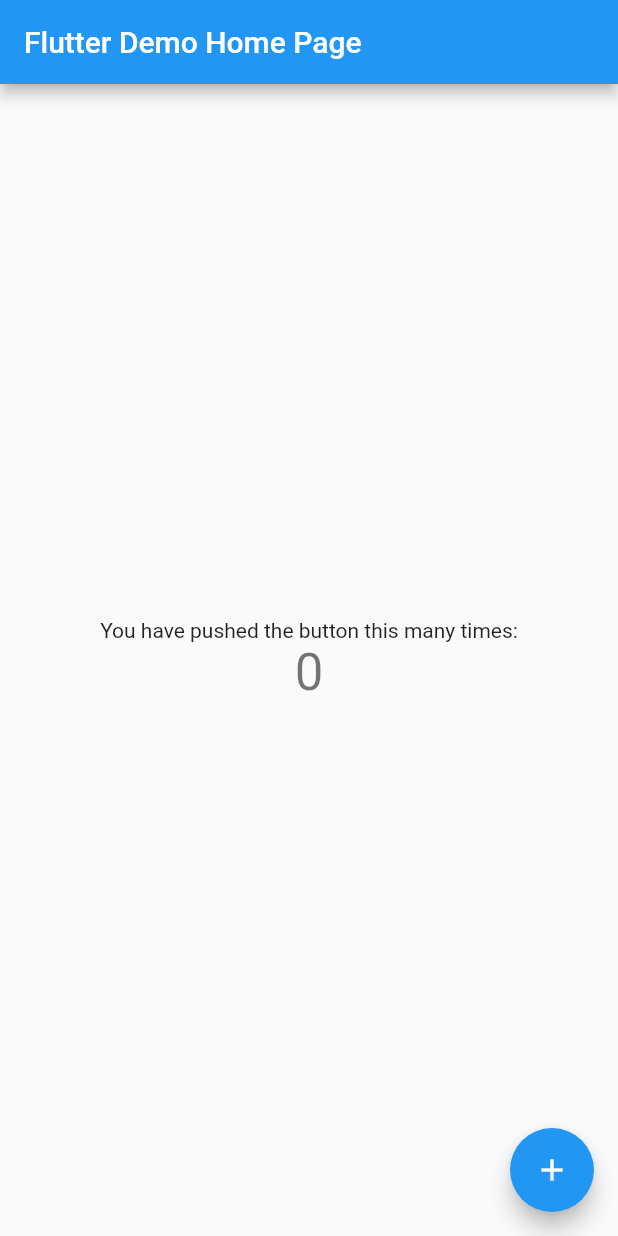
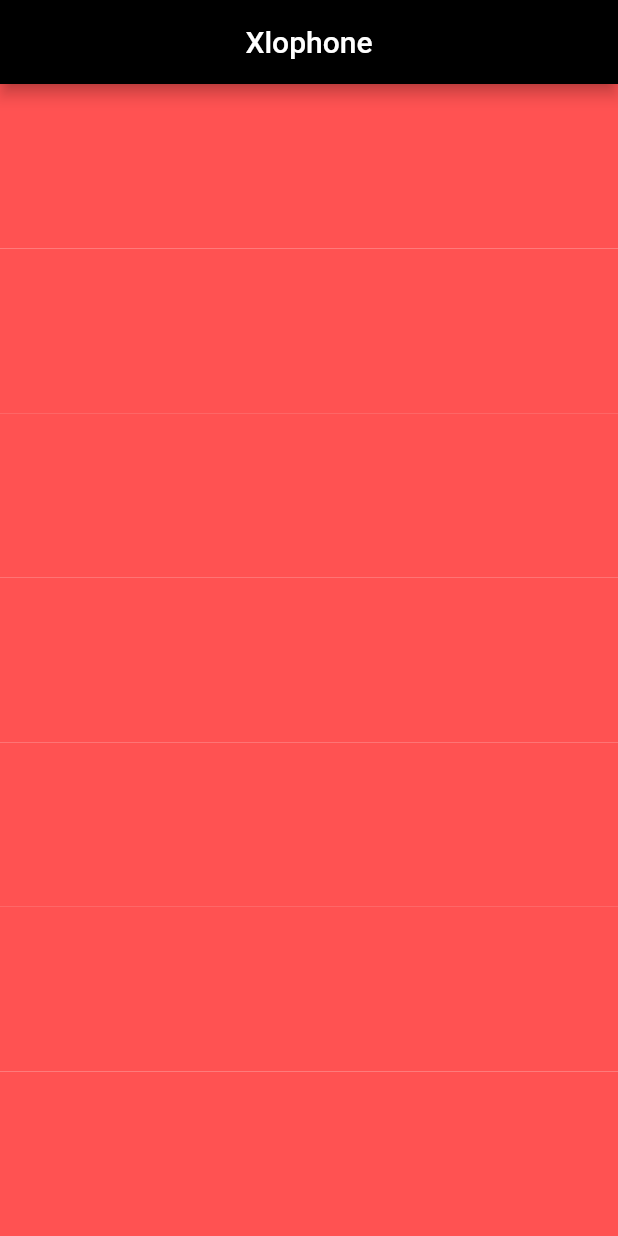
Before and after one commit to celeste1110/flutter_codigo5_xylophone, a Flutter app: the screen it shows after launch, on a phone screen of 412 x 824 dp. Run offline on Flutter 3.47's test engine with Material 2 defaults, Android fonts, the phone set to English and light mode, and no system bars; our stand-ins replace audioplayers.

Commit message:
xylophone2

```diff
--- a/lib/main.dart
+++ b/lib/main.dart
@@ -1,115 +1,60 @@
 import 'package:flutter/material.dart';
+import 'package:audioplayers/audioplayers.dart';
 
 void main() {
-  runApp(const MyApp());
+  runApp(MyApp());
 }
 
 class MyApp extends StatelessWidget {
   const MyApp({Key? key}) : super(key: key);
 
-  // This widget is the root of your application.
   @override
   Widget build(BuildContext context) {
     return MaterialApp(
-      title: 'Flutter Demo',
-      theme: ThemeData(
-        // This is the theme of your application.
-        //
-        // Try running your application with "flutter run". You'll see the
-        // application has a blue toolbar. Then, without quitting the app, try
-        // changing the primarySwatch below to Colors.green and then invoke
-        // "hot reload" (press "r" in the console where you ran "flutter run",
-        // or simply save your changes to "hot reload" in a Flutter IDE).
-        // Notice that the counter didn't reset back to zero; the application
-        // is not restarted.
-        primarySwatch: Colors.blue,
-      ),
-      home: const MyHomePage(title: 'Flutter Demo Home Page'),
+      home: HomePage(),
     );
   }
 }
 
-class MyHomePage extends StatefulWidget {
-  const MyHomePage({Key? key, required this.title}) : super(key: key);
-
-  // This widget is the home page of your application. It is stateful, meaning
-  // that it has a State object (defined below) that contains fields that affect
-  // how it looks.
-
-  // This class is the configuration for the state. It holds the values (in this
-  // case the title) provided by the parent (in this case the App widget) and
-  // used by the build method of the State. Fields in a Widget subclass are
-  // always marked "final".
-
-  final String title;
-
-  @override
-  State<MyHomePage> createState() => _MyHomePageState();
-}
-
-class _MyHomePageState extends State<MyHomePage> {
-  int _counter = 0;
-
-  void _incrementCounter() {
-    setState(() {
-      // This call to setState tells the Flutter framework that something has
-      // changed in this State, which causes it to rerun the build method below
-      // so that the display can reflect the updated values. If we changed
-      // _counter without calling setState(), then the build method would not be
-      // called again, and so nothing would appear to happen.
-      _counter++;
-    });
+class HomePage extends StatelessWidget {
+  AudioCache audioCache=AudioCache();
+  void playNote(int number){
+    audioCache.play('audios/note$number.wav');
   }
-
+  Widget buildKey(int number){
+    return Expanded(
+      child: Container(
+        color: Colors.redAccent,
+        child: TextButton(
+            onPressed: () {
+              playNote(number);
+            },
+            child: const Text(
+              '',
+            )),
+      ),
+    );
+  }
   @override
   Widget build(BuildContext context) {
-    // This method is rerun every time setState is called, for instance as done
-    // by the _incrementCounter method above.
-    //
-    // The Flutter framework has been optimized to make rerunning build methods
-    // fast, so that you can just rebuild anything that needs updating rather
-    // than having to individually change instances of widgets.
     return Scaffold(
-      appBar: AppBar(
-        // Here we take the value from the MyHomePage object that was created by
-        // the App.build method, and use it to set our appbar title.
-        title: Text(widget.title),
-      ),
-      body: Center(
-        // Center is a layout widget. It takes a single child and positions it
-        // in the middle of the parent.
-        child: Column(
-          // Column is also a layout widget. It takes a list of children and
-          // arranges them vertically. By default, it sizes itself to fit its
-          // children horizontally, and tries to be as tall as its parent.
-          //
-          // Invoke "debug painting" (press "p" in the console, choose the
-          // "Toggle Debug Paint" action from the Flutter Inspector in Android
-          // Studio, or the "Toggle Debug Paint" command in Visual Studio Code)
-          // to see the wireframe for each widget.
-          //
-          // Column has various properties to control how it sizes itself and
-          // how it positions its children. Here we use mainAxisAlignment to
-          // center the children vertically; the main axis here is the vertical
-          // axis because Columns are vertical (the cross axis would be
-          // horizontal).
-          mainAxisAlignment: MainAxisAlignment.center,
-          children: <Widget>[
-            const Text(
-              'You have pushed the button this many times:',
-            ),
-            Text(
-              '$_counter',
-              style: Theme.of(context).textTheme.headline4,
-            ),
+        appBar: AppBar(
+          backgroundColor: Colors.black,
+          title: const Text('Xlophone'),
+          centerTitle: true,
+        ),
+        body: Column(
+          crossAxisAlignment: CrossAxisAlignment.stretch ,
+          children: [
+            buildKey(1),
+            buildKey(2),
+            buildKey(3),
+            buildKey(4),
+            buildKey(5),
+            buildKey(6),
+            buildKey(7)
+
           ],
-        ),
-      ),
-      floatingActionButton: FloatingActionButton(
-        onPressed: _incrementCounter,
-        tooltip: 'Increment',
-        child: const Icon(Icons.add),
-      ), // This trailing comma makes auto-formatting nicer for build methods.
-    );
+        ));
   }
 }
--- a/pubspec.yaml
+++ b/pubspec.yaml
@@ -34,6 +34,7 @@
   # The following adds the Cupertino Icons font to your application.
   # Use with the CupertinoIcons class for iOS style icons.
   cupertino_icons: ^1.0.2
+  audioplayers: ^0.20.1
 
 dev_dependencies:
   flutter_test:
@@ -58,8 +59,8 @@
   uses-material-design: true
 
   # To add assets to your application, add an assets section, like this:
-  # assets:
-  #   - images/a_dot_burr.jpeg
+  assets:
+    - assets/audios/
   #   - images/a_dot_ham.jpeg
 
   # An image asset can refer to one or more resolution-specific "variants", see
```
Also changed, not shown: pubspec.lock, 7 other files.
